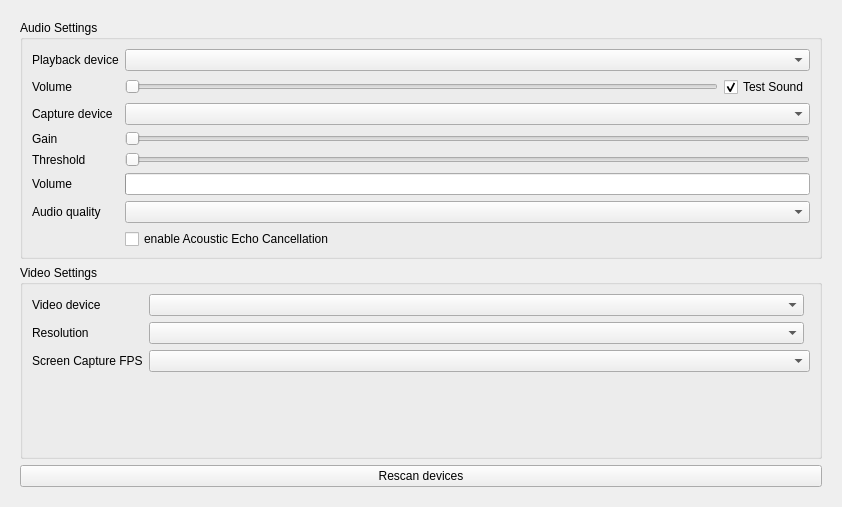
Above: src/widget/form/settings/avform.ui from Zoxcore/qTox_enhanced__archive before the change. Below: the same form after it.
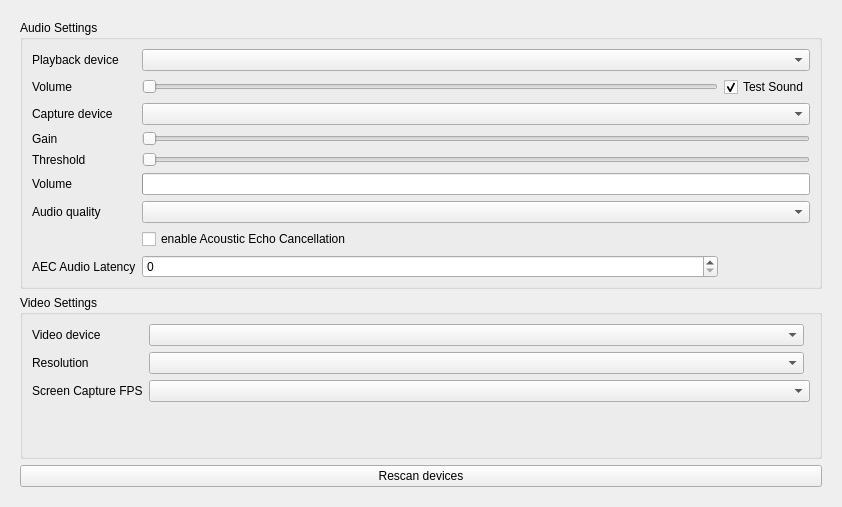
That is the form after the change. Custom widgets are drawn as their Qt base class.

Commit message: add settings for audio latency

What changed in the file:
```diff
--- a/src/widget/form/settings/avform.ui
+++ b/src/widget/form/settings/avform.ui
@@ -42,7 +42,7 @@
          </property>
          <layout class="QGridLayout" name="gridLayout_3">
           <property name="bottomMargin">
-           <number>7</number>
+           <number>8</number>
           </property>
           <item row="2" column="0">
            <widget class="QLabel" name="inDevLabel">
@@ -153,6 +153,26 @@
             </property>
            </widget>
           </item>
+          <item row="8" column="0">
+           <widget class="QLabel" name="echoLatencyLabel">
+            <property name="text">
+             <string>AEC Audio Latency</string>
+            </property>
+            <property name="toolTip">
+             <string>Set the Audio Latency for Acoustic Echo Cancellation in ms. The default value is 20 ms.</string>
+            </property>
+           </widget>
+          </item>
+          <item row="8" column="1">
+           <widget class="QSpinBox" name="echoLatency">
+            <property name="minimum">
+             <number>0</number>
+            </property>
+            <property name="maximum">
+             <number>300</number>
+            </property>
+           </widget>
+          </item>
           <item row="6" column="1" colspan="2">
            <widget class="QComboBox" name="audioQualityComboBox">
             <property name="sizePolicy">
```
The commit also changes 5 other files.
